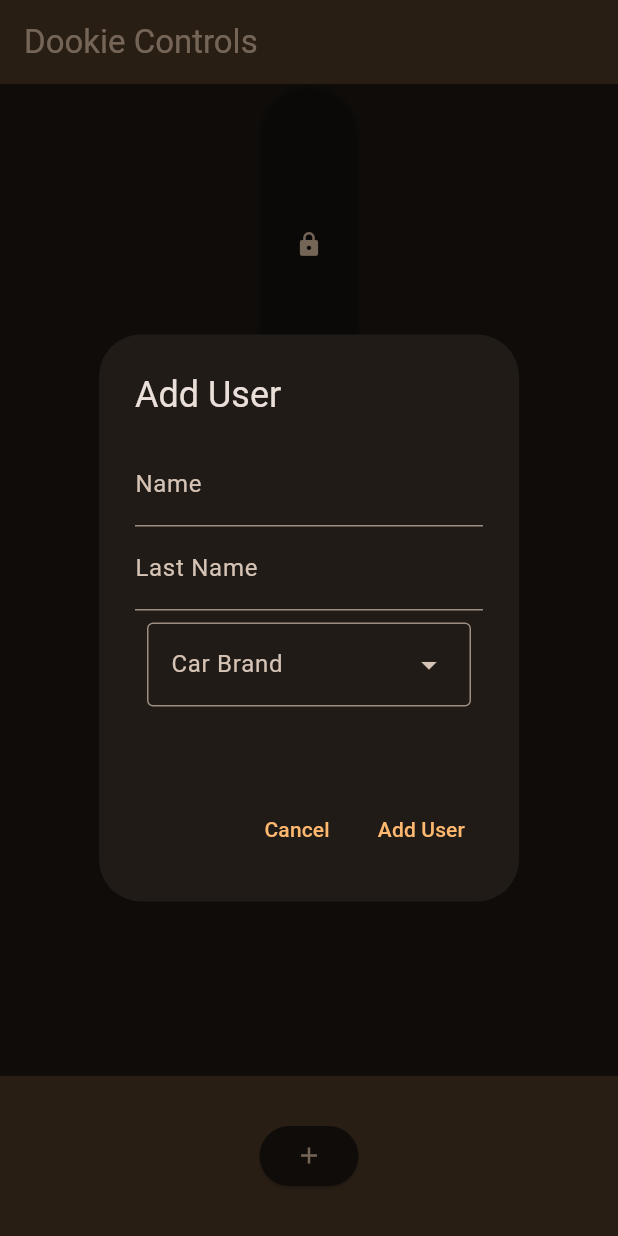
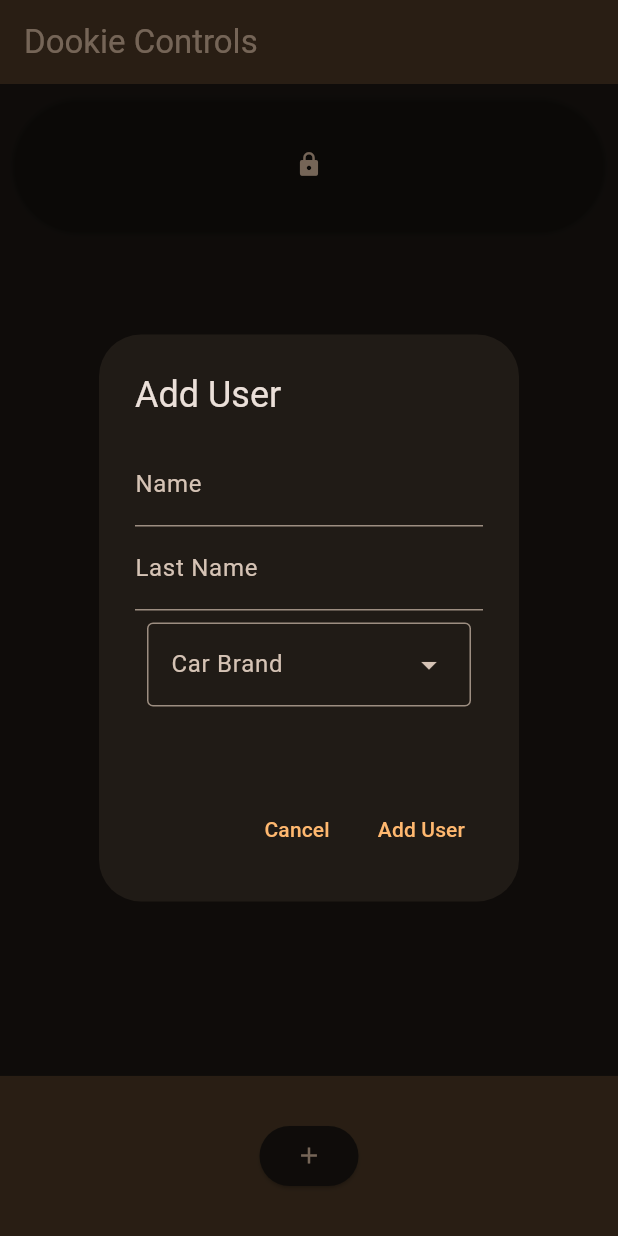
Before and after one commit to PhilippTrashman/dookie_controls, a Flutter app: the screen it shows after launch, after a tap on the "add" icon, on a phone screen of 412 x 824 dp. Run offline on Flutter 3.47's test engine with Material 3 defaults, Android fonts, the phone set to English and light mode, and no system bars; our stand-ins replace audioplayers, flutter_bluetooth_serial, flutter_svg, sqflite; missing offline and left inert: o3d; accounts and stored records are empty.

```diff
--- a/lib/main.dart
+++ b/lib/main.dart
@@ -385,6 +385,9 @@ class _MyHomePageState extends State<MyHomePage>
     return Column(
       children: [
         Expanded(
+          child: SizedBox.expand(
+            child: Padding(
+              padding: const EdgeInsets.all(8.0),
               child: ElevatedButton(
                 style: ButtonStyle(
                   backgroundColor:
@@ -402,11 +405,29 @@ class _MyHomePageState extends State<MyHomePage>
                       ),
               ),
             ),
+          ),
+        ),
+        if (selectedUser == null) const Expanded(child: SizedBox()),
         if (selectedUser != null)
           Expanded(
+            child: Padding(
+              padding: const EdgeInsets.fromLTRB(8, 0, 8, 8),
+              child: ClipRRect(
+                borderRadius: BorderRadius.circular(20),
+                child: AspectRatio(
+                  aspectRatio: 1,
+                  child: Container(
+                    color: colorScheme.secondaryContainer,
+                    child: Padding(
+                      padding: const EdgeInsets.all(8.0),
                       child: SvgPicture.asset(
                         selectedUser!.carBrand.logo,
                         fit: BoxFit.contain,
+                      ),
+                    ),
+                  ),
+                ),
+              ),
             ),
           ),
       ],
--- a/lib/settings_menu.dart
+++ b/lib/settings_menu.dart
@@ -64,8 +64,8 @@ class _SettingsMenuState extends State<SettingsMenu> {
             ),
           ),
           ListTile(
-            title: const Text('Version'),
-            trailing: const Text('0.0.1'),
+            title: const Text(''),
+            trailing: const Text('V.0.0.1'),
             onTap: () {
               setState(() {
                 _tapAmount++;
--- a/lib/skibidi_opener.dart
+++ b/lib/skibidi_opener.dart
@@ -156,7 +156,7 @@ class _SkibidiOpenerState extends State<SkibidiOpener> {
       children: [
         Expanded(
           child: Padding(
-            padding: const EdgeInsets.all(8.0),
+            padding: const EdgeInsets.fromLTRB(8, 0, 8, 8),
             child: SizedBox.expand(
               child: ElevatedButton(
                 style: ElevatedButton.styleFrom(
```
Also changed, not shown: assets/the_goon_folder/icons/go_jo.jpeg. Lines whose indentation alone changed are shown as unchanged.
